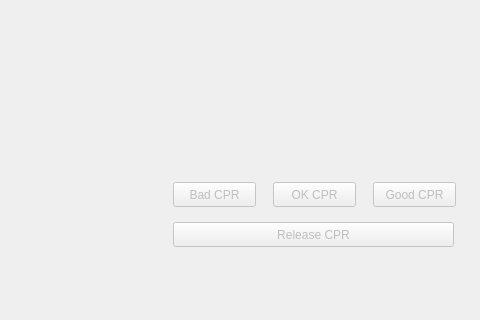
Above: mainwindow.ui from Kailinho/3004_Final_Project before the change; both pictures show x 617 to 1097 and y 328 to 648 of the 1097 by 648 pixel window. Below: the same form after it.
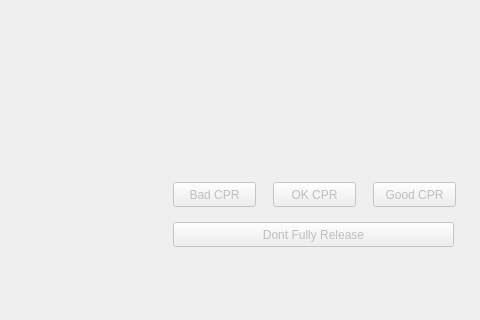
That is the form after the change. Icons and pictures are not drawn.

Commit message: Fixed CPR button lable + changed logic flaw in battery design

```diff
--- a/mainwindow.ui
+++ b/mainwindow.ui
@@ -278,7 +278,7 @@
      </rect>
     </property>
     <property name="text">
-     <string>Release CPR</string>
+     <string>Dont Fully Release</string>
     </property>
    </widget>
    <widget class="QLabel" name="CPRLabel">
```
The commit also changes 4 other files.
